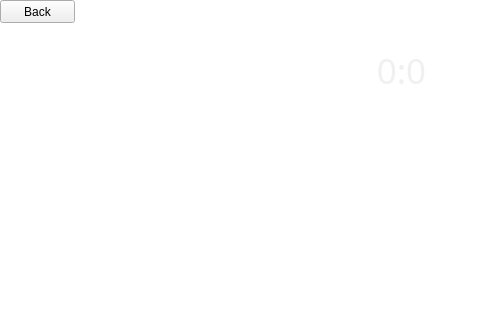
This is gamescene.ui in LexaLukovka/Volleyball as Qt 5 draws it before an edit; both pictures show x 0 to 480 and y 0 to 320 of the 800 by 600 pixel window. The edited form follows.
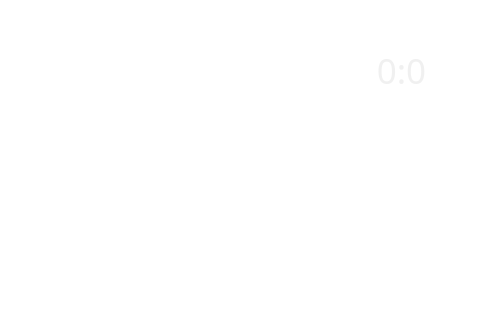
This is the edited form. Icons and pictures are not drawn.

The edit to the form file:
```diff
--- a/gamescene.ui
+++ b/gamescene.ui
@@ -151,14 +151,19 @@
   <widget class="QPushButton" name="pushButton">
    <property name="geometry">
     <rect>
-     <x>0</x>
-     <y>0</y>
-     <width>75</width>
-     <height>23</height>
+     <x>10</x>
+     <y>10</y>
+     <width>30</width>
+     <height>50</height>
     </rect>
    </property>
+   <property name="styleSheet">
+    <string notr="true">background-image: url(&quot;:/images/images/arrow-right.png&quot;);
+background-repeat: no-repeat;
+border: 0;</string>
+   </property>
    <property name="text">
-    <string>Back</string>
+    <string/>
    </property>
   </widget>
   <widget class="QLabel" name="pl1_score_2">
```
